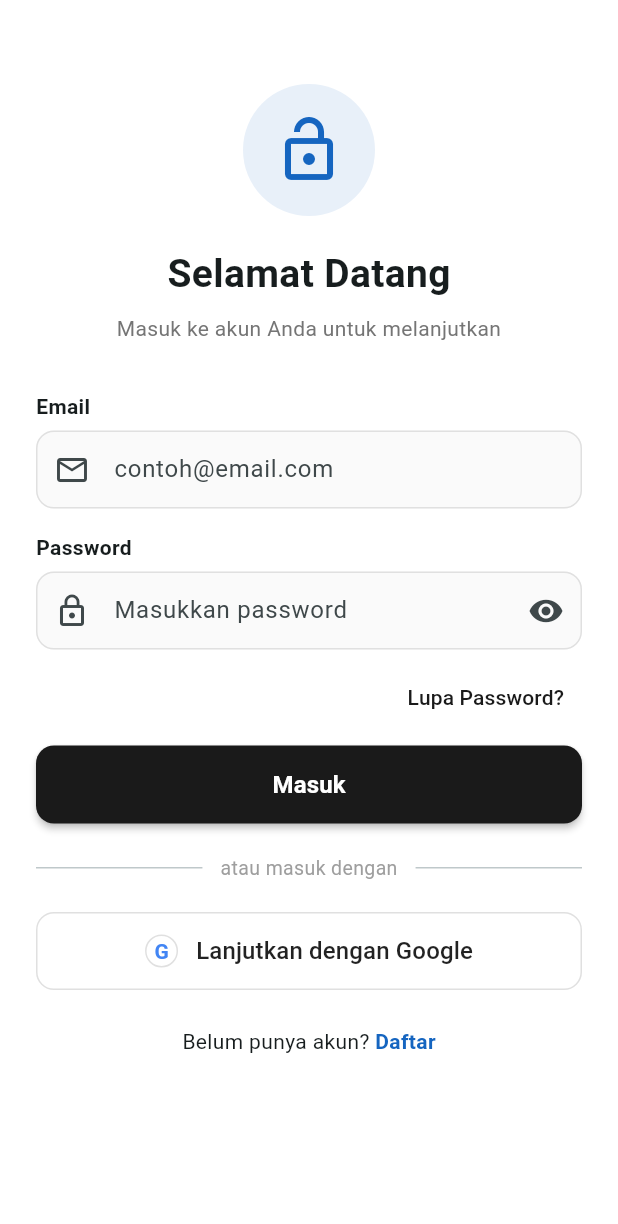
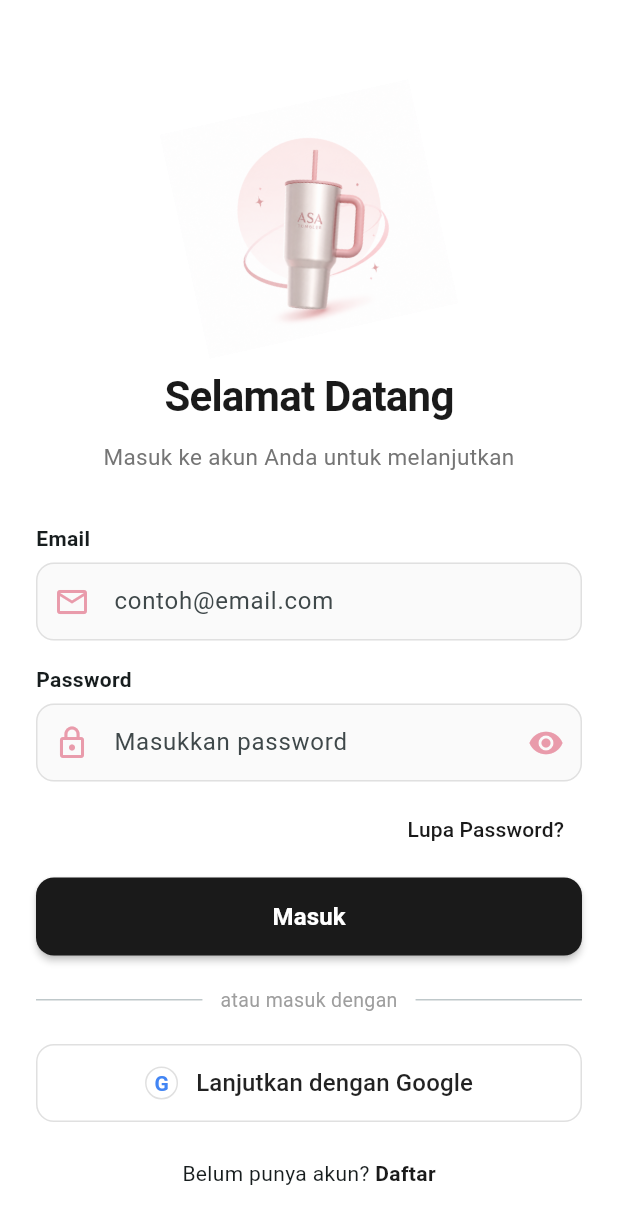
Before and after one commit to rismanitalst/psmnita, a Flutter app: the screen it shows after launch, on a phone screen of 412 x 824 dp. Shown: the top 1224 px of the screen. Run offline on Flutter 3.47's test engine with Material 3 defaults, Android fonts, the phone set to English and light mode, and no system bars; our stand-ins replace app_links, dio, email_validator, equatable, firebase_auth, firebase_core and 4 more; missing offline and left inert: flutter_biometric_kit; accounts and stored records are empty.

Commit message:
chore: update register n login page

```diff
--- a/lib/features/auth/presentation/pages/login_page.dart
+++ b/lib/features/auth/presentation/pages/login_page.dart
@@ -1,6 +1,7 @@
 import 'package:email_validator/email_validator.dart';
 import 'package:firebase_auth/firebase_auth.dart' hide AuthProvider;
 import 'package:flutter/material.dart';
+import 'package:pasar_malam/core/constants/app_colors.dart';
 import 'package:pasar_malam/core/routes/app_router.dart';
 import 'package:pasar_malam/features/auth/presentation/providers/auth_provider.dart';
 import 'package:pasar_malam/features/auth/presentation/widgets/auth_header.dart';
@@ -63,7 +64,7 @@ class _LoginPageState extends State<LoginPage> {
       ScaffoldMessenger.of(context).showSnackBar(
         SnackBar(
           content: Text(auth.errorMessage ?? 'Login gagal'),
-          backgroundColor: Colors.red,
+          backgroundColor: AppColors.error,
         ),
       );
     }
@@ -87,6 +88,10 @@ class _LoginPageState extends State<LoginPage> {
             child: const Text('Batal'),
           ),
           ElevatedButton(
+            style: ElevatedButton.styleFrom(
+              backgroundColor: AppColors.primary,
+              foregroundColor: Colors.white,
+            ),
             onPressed: () async {
               await FirebaseAuth.instance.sendPasswordResetEmail(
                 email: ctrl.text.trim(),
@@ -117,7 +122,7 @@ class _LoginPageState extends State<LoginPage> {
                 children: [
                   const SizedBox(height: 32),
                   const AuthHeader(
-                    icon: Icons.lock_open_outlined,
+                    imageAsset: 'assets/images/asa_tumbler.png',
                     title: 'Selamat Datang',
                     subtitle: 'Masuk ke akun Anda untuk melanjutkan',
                   ),
@@ -127,7 +132,7 @@ class _LoginPageState extends State<LoginPage> {
                     hint: 'contoh@email.com',
                     controller: _emailCtrl,
                     keyboardType: TextInputType.emailAddress,
-                    prefixIcon: const Icon(Icons.email_outlined),
+                    prefixIcon: const Icon(Icons.email_outlined, color: AppColors.accentDeep),
                     validator: (v) {
                       if (v?.isEmpty ?? true) return 'Email wajib diisi';
                       if (!EmailValidator.validate(v!)) {
@@ -142,10 +147,11 @@ class _LoginPageState extends State<LoginPage> {
                     hint: 'Masukkan password',
                     controller: _passCtrl,
                     obscureText: !_showPass,
-                    prefixIcon: const Icon(Icons.lock_outline),
+                    prefixIcon: const Icon(Icons.lock_outline, color: AppColors.accentDeep),
                     suffixIcon: IconButton(
                       icon: Icon(
                         _showPass ? Icons.visibility_off : Icons.visibility,
+                        color: AppColors.accentDeep,
                       ),
                       onPressed: () =>
                           setState(() => _showPass = !_showPass),
@@ -157,6 +163,7 @@ class _LoginPageState extends State<LoginPage> {
                   Align(
                     alignment: Alignment.centerRight,
                     child: TextButton(
+                      style: TextButton.styleFrom(foregroundColor: AppColors.primary),
                       onPressed: () => _showForgotPasswordDialog(context),
                       child: const Text('Lupa Password?'),
                     ),
@@ -187,7 +194,7 @@ class _LoginPageState extends State<LoginPage> {
                         child: const Text(
                           'Daftar',
                           style: TextStyle(
-                            color: Color(0xFF1565C0),
+                            color: AppColors.primary,
                             fontWeight: FontWeight.bold,
                           ),
                         ),
--- a/lib/features/auth/presentation/pages/register_page.dart
+++ b/lib/features/auth/presentation/pages/register_page.dart
@@ -74,7 +74,7 @@ class _RegisterPageState extends State<RegisterPage> {
                 children: [
                   const SizedBox(height: 32),
                   const AuthHeader(
-                    icon: Icons.person_add_alt_1,
+                    imageAsset: 'assets/images/asa_tumbler.png',
                     title: 'Buat Akun Baru',
                     subtitle: 'Lengkapi data diri Anda untuk mendaftar',
                   ),
--- a/lib/features/auth/presentation/widgets/auth_header.dart
+++ b/lib/features/auth/presentation/widgets/auth_header.dart
@@ -1,14 +1,17 @@
 import 'package:flutter/material.dart';
+import 'package:pasar_malam/core/constants/app_colors.dart';
 
 class AuthHeader extends StatelessWidget {
-  final IconData icon;
+  final IconData? icon;
+  final String? imageAsset;
   final String title;
   final String subtitle;
   final Color? iconColor;
 
   const AuthHeader({
     super.key,
-    required this.icon,
+    this.icon,
+    this.imageAsset,
     required this.title,
     required this.subtitle,
     this.iconColor,
@@ -18,28 +21,61 @@ class AuthHeader extends StatelessWidget {
   Widget build(BuildContext context) {
     return Column(
       children: [
-        Container(
-          padding: const EdgeInsets.all(20),
+        SizedBox(
+          height: 180,
+          child: Center(
+            child: imageAsset != null
+                ? Transform.rotate(
+                    angle: -0.22, // sekitar -13°
+                    child: Image.asset(
+                      imageAsset!,
+                      width: 170,
+                      fit: BoxFit.contain,
+                    ),
+                  )
+                : Container(
+                    width: 110,
+                    height: 110,
                     decoration: BoxDecoration(
-            color: (iconColor ?? const Color(0xFF1565C0)).withValues(alpha: 0.1),
+                      color: (iconColor ?? AppColors.accentDeep)
+                          .withValues(alpha: 0.12),
                       shape: BoxShape.circle,
                     ),
                     child: Icon(
-            icon,
-            size: 48,
-            color: iconColor ?? const Color(0xFF1565C0),
+                      icon ?? Icons.person,
+                      size: 50,
+                      color: iconColor ?? AppColors.accentDeep,
                     ),
                   ),
-        const SizedBox(height: 20),
+          ),
+        ),
+
+        const SizedBox(height: 8),
+
         Text(
           title,
-          style: const TextStyle(fontSize: 26, fontWeight: FontWeight.bold),
+          textAlign: TextAlign.center,
+          style: const TextStyle(
+            fontSize: 28,
+            fontWeight: FontWeight.w700,
+            color: AppColors.primary,
+            letterSpacing: -.5,
           ),
-        const SizedBox(height: 8),
-        Text(
+        ),
+
+        const SizedBox(height: 10),
+
+        Padding(
+          padding: const EdgeInsets.symmetric(horizontal: 24),
+          child: Text(
             subtitle,
             textAlign: TextAlign.center,
-          style: TextStyle(fontSize: 14, color: Colors.grey.shade600),
+            style: TextStyle(
+              fontSize: 15,
+              height: 1.5,
+              color: Colors.grey.shade600,
+            ),
+          ),
         ),
       ],
     );
```
Lines whose indentation alone changed are shown as unchanged.
